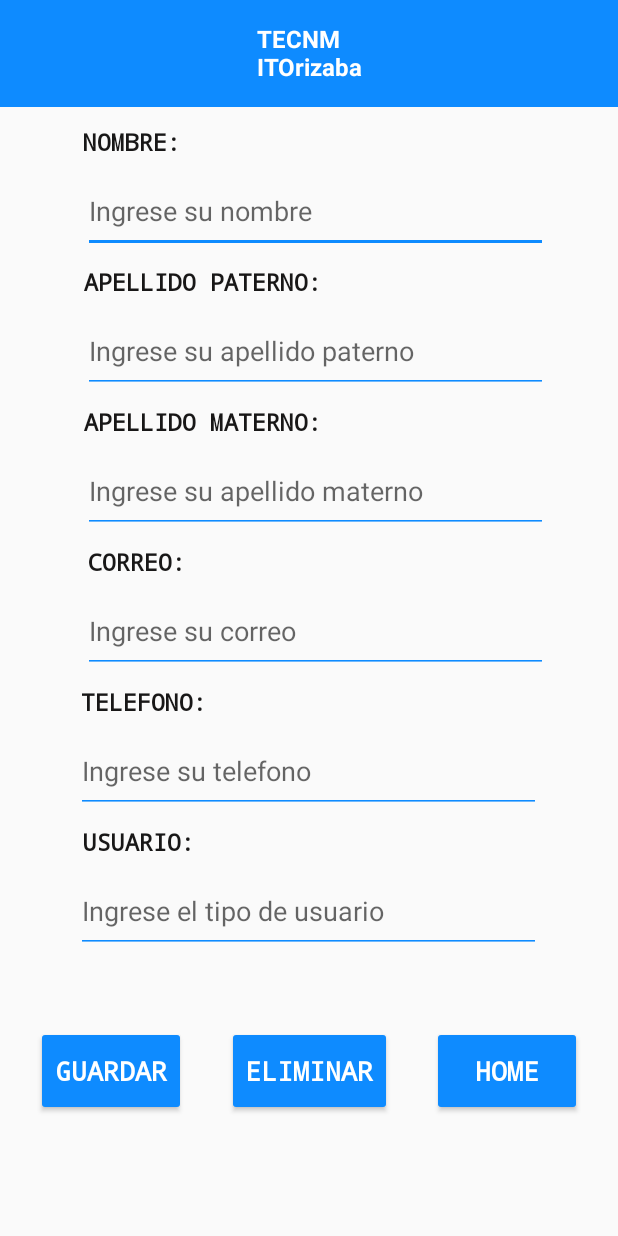
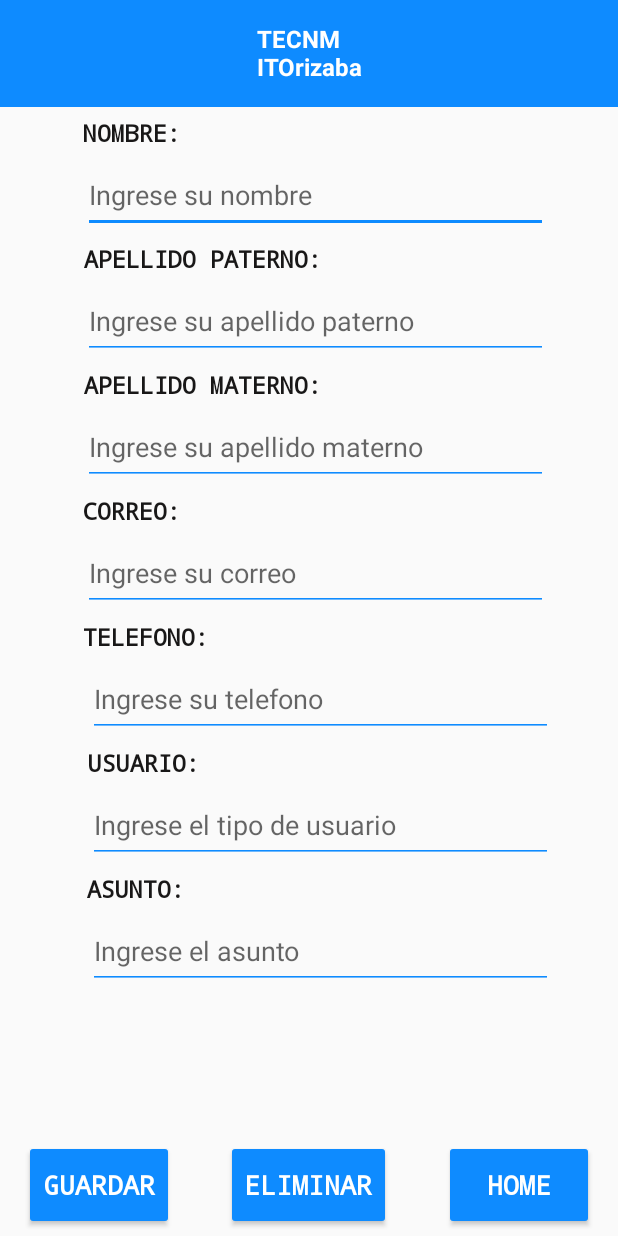
Before and after one commit to ivanfs20/AccesIto_App, an Android app built with Jetpack Compose: the DarAltaUsuarioActivity screen opened directly, with no data from a screen before it, on a phone screen of 412 x 824 dp. Run offline under Robolectric (Android 15) with nearby library versions, the phone set to English and light mode, and no system bars.

Commit message:
Se agrego campo extra (Asunto) a dar_alta_usuario_admin_y_seguridad

```diff
--- a/app/src/main/res/layout/dar_alta_usuario_admin_y_seguridad.xml
+++ b/app/src/main/res/layout/dar_alta_usuario_admin_y_seguridad.xml
@@ -41,7 +41,7 @@
         android:id="@+id/nombreLabel"
         android:layout_width="wrap_content"
         android:layout_height="wrap_content"
-        android:layout_marginTop="12dp"
+        android:layout_marginTop="6dp"
         android:fontFamily="monospace"
         android:text="NOMBRE:"
         android:textAlignment="center"
@@ -56,8 +56,8 @@
     <EditText
         android:id="@+id/nombreEditText"
         android:layout_width="310dp"
-        android:layout_height="55dp"
-        android:layout_marginTop="8dp"
+        android:layout_height="50dp"
+        android:layout_marginTop="6dp"
         android:backgroundTint="#0e8bff"
         android:hint="Ingrese su nombre"
         android:inputType="text"
@@ -73,7 +73,7 @@
         android:id="@+id/apellPatLabel"
         android:layout_width="wrap_content"
         android:layout_height="wrap_content"
-        android:layout_marginTop="8dp"
+        android:layout_marginTop="6dp"
         android:fontFamily="monospace"
         android:text="APELLIDO PATERNO:"
         android:textAlignment="center"
@@ -88,8 +88,8 @@
     <EditText
         android:id="@+id/apePaternoEditText"
         android:layout_width="310dp"
-        android:layout_height="55dp"
-        android:layout_marginTop="8dp"
+        android:layout_height="50dp"
+        android:layout_marginTop="6dp"
         android:backgroundTint="#0e8bff"
         android:hint="Ingrese su apellido paterno"
         android:inputType="text"
@@ -105,7 +105,7 @@
         android:id="@+id/apellMatLabel"
         android:layout_width="wrap_content"
         android:layout_height="wrap_content"
-        android:layout_marginTop="8dp"
+        android:layout_marginTop="6dp"
         android:fontFamily="monospace"
         android:text="APELLIDO MATERNO:"
         android:textAlignment="center"
@@ -120,8 +120,8 @@
     <EditText
         android:id="@+id/apeMaternoEditText"
         android:layout_width="310dp"
-        android:layout_height="55dp"
-        android:layout_marginTop="8dp"
+        android:layout_height="50dp"
+        android:layout_marginTop="6dp"
         android:backgroundTint="#0e8bff"
         android:hint="Ingrese su apellido materno"
         android:inputType="text"
@@ -132,11 +132,12 @@
         app:layout_constraintTop_toBottomOf="@+id/apellMatLabel" />
 
     <!-- Ingresar Correo-->
+
     <TextView
         android:id="@+id/correoLabel"
         android:layout_width="wrap_content"
         android:layout_height="wrap_content"
-        android:layout_marginTop="8dp"
+        android:layout_marginTop="6dp"
         android:fontFamily="monospace"
         android:text="CORREO:"
         android:textAlignment="center"
@@ -144,15 +145,15 @@
         android:textSize="16sp"
         android:textStyle="bold"
         app:layout_constraintEnd_toEndOf="parent"
-        app:layout_constraintHorizontal_bias="0.169"
+        app:layout_constraintHorizontal_bias="0.159"
         app:layout_constraintStart_toStartOf="parent"
         app:layout_constraintTop_toBottomOf="@+id/apeMaternoEditText" />
 
     <EditText
         android:id="@+id/correoEditText"
         android:layout_width="310dp"
-        android:layout_height="55dp"
-        android:layout_marginTop="8dp"
+        android:layout_height="50dp"
+        android:layout_marginTop="6dp"
         android:backgroundTint="#0e8bff"
         android:hint="Ingrese su correo"
         android:inputType="text"
@@ -162,11 +163,12 @@
         app:layout_constraintStart_toStartOf="parent"
         app:layout_constraintTop_toBottomOf="@+id/correoLabel" />
 
+
     <TextView
         android:id="@+id/telefonoLabel"
         android:layout_width="wrap_content"
         android:layout_height="wrap_content"
-        android:layout_marginTop="8dp"
+        android:layout_marginTop="6dp"
         android:fontFamily="monospace"
         android:text="TELEFONO: "
         android:textAlignment="center"
@@ -174,16 +176,15 @@
         android:textSize="16sp"
         android:textStyle="bold"
         app:layout_constraintEnd_toEndOf="parent"
-        app:layout_constraintHorizontal_bias="0.16999"
+        app:layout_constraintHorizontal_bias="0.174"
         app:layout_constraintStart_toStartOf="parent"
         app:layout_constraintTop_toBottomOf="@+id/correoEditText" />
-
 
     <TextView
         android:id="@+id/usuarioLabel"
         android:layout_width="wrap_content"
         android:layout_height="wrap_content"
-        android:layout_marginTop="8dp"
+        android:layout_marginTop="6dp"
         android:fontFamily="monospace"
         android:text="USUARIO: "
         android:textAlignment="center"
@@ -191,45 +192,74 @@
         android:textSize="16sp"
         android:textStyle="bold"
         app:layout_constraintEnd_toEndOf="parent"
-        app:layout_constraintHorizontal_bias="0.018"
+        app:layout_constraintHorizontal_bias="0.0"
         app:layout_constraintStart_toStartOf="@+id/telefonoEditText"
         app:layout_constraintTop_toBottomOf="@+id/telefonoEditText" />
+
+    <TextView
+        android:id="@+id/asuntoLabel"
+        android:layout_width="wrap_content"
+        android:layout_height="wrap_content"
+        android:layout_marginTop="6dp"
+        android:fontFamily="monospace"
+        android:text="ASUNTO:"
+        android:textAlignment="center"
+        android:textColor="#181717"
+        android:textSize="16sp"
+        android:textStyle="bold"
+        app:layout_constraintEnd_toEndOf="parent"
+        app:layout_constraintHorizontal_bias="0.168"
+        app:layout_constraintStart_toStartOf="parent"
+        app:layout_constraintTop_toBottomOf="@+id/usuarioEditText" />
 
     <EditText
         android:id="@+id/telefonoEditText"
         android:layout_width="310dp"
-        android:layout_height="55dp"
+        android:layout_height="50dp"
+        android:layout_marginTop="6dp"
         android:backgroundTint="#0e8bff"
         android:hint="Ingrese su telefono"
         android:inputType="number"
         android:textColor="#000000"
-        android:layout_marginTop="8dp"
         app:layout_constraintEnd_toEndOf="parent"
-        app:layout_constraintHorizontal_bias="0.495"
+        app:layout_constraintHorizontal_bias="0.574"
         app:layout_constraintStart_toStartOf="parent"
         app:layout_constraintTop_toBottomOf="@+id/telefonoLabel" />
 
     <EditText
         android:id="@+id/usuarioEditText"
         android:layout_width="310dp"
-        android:layout_height="55dp"
-        android:layout_marginTop="8dp"
+        android:layout_height="50dp"
+        android:layout_marginTop="6dp"
         android:backgroundTint="#0e8bff"
         android:hint="Ingrese el tipo de usuario"
-        android:inputType="number"
+        android:inputType="text"
         android:textColor="#000000"
         app:layout_constraintEnd_toEndOf="parent"
-        app:layout_constraintHorizontal_bias="0.495"
+        app:layout_constraintHorizontal_bias="0.574"
         app:layout_constraintStart_toStartOf="parent"
         app:layout_constraintTop_toBottomOf="@+id/usuarioLabel" />
+
+    <EditText
+        android:id="@+id/asuntoEditText"
+        android:layout_width="310dp"
+        android:layout_height="50dp"
+        android:layout_marginTop="6dp"
+        android:backgroundTint="#0e8bff"
+        android:hint="Ingrese el asunto"
+        android:inputType="text"
+        android:textColor="#000000"
+        app:layout_constraintEnd_toEndOf="parent"
+        app:layout_constraintHorizontal_bias="0.574"
+        app:layout_constraintStart_toStartOf="parent"
+        app:layout_constraintTop_toBottomOf="@+id/asuntoLabel" />
 
     <Button
         android:id="@+id/btnSalir"
         android:layout_width="100dp"
         android:layout_height="60dp"
-        android:layout_marginEnd="24dp"
-        android:layout_marginBottom="56dp"
-        android:layout_marginTop="24dp"
+        android:layout_marginEnd="16dp"
+        android:layout_marginBottom="4dp"
         android:backgroundTint="#0e8bff"
         android:fontFamily="monospace"
         android:text="HOME"
@@ -239,15 +269,15 @@
         android:textStyle="bold"
         app:layout_constraintBottom_toBottomOf="parent"
         app:layout_constraintEnd_toEndOf="parent"
-        app:layout_constraintTop_toBottomOf="@+id/usuarioEditText" />
+        app:layout_constraintTop_toBottomOf="@+id/asuntoEditText"
+        app:layout_constraintVertical_bias="1.0" />
 
     <Button
         android:id="@+id/btnEliminar"
         android:layout_width="110dp"
         android:layout_height="60dp"
-        android:layout_marginBottom="56dp"
+        android:layout_marginBottom="4dp"
         android:backgroundTint="#0e8bff"
-        android:layout_marginTop="24dp"
         android:fontFamily="monospace"
         android:text="ELIMINAR"
         android:textAlignment="center"
@@ -256,16 +286,17 @@
         android:textStyle="bold"
         app:layout_constraintBottom_toBottomOf="parent"
         app:layout_constraintEnd_toStartOf="@+id/btnSalir"
+        app:layout_constraintHorizontal_bias="0.492"
         app:layout_constraintStart_toEndOf="@+id/btnGuardar"
-        app:layout_constraintTop_toBottomOf="@+id/usuarioEditText" />
+        app:layout_constraintTop_toBottomOf="@+id/asuntoEditText"
+        app:layout_constraintVertical_bias="1.0" />
 
     <Button
         android:id="@+id/btnGuardar"
         android:layout_width="100dp"
         android:layout_height="60dp"
-        android:layout_marginStart="24dp"
-        android:layout_marginBottom="56dp"
-        android:layout_marginTop="24dp"
+        android:layout_marginStart="16dp"
+        android:layout_marginBottom="4dp"
         android:backgroundTint="#0e8bff"
         android:fontFamily="monospace"
         android:text="GUARDAR"
@@ -275,6 +306,7 @@
         android:textStyle="bold"
         app:layout_constraintBottom_toBottomOf="parent"
         app:layout_constraintStart_toStartOf="parent"
-        app:layout_constraintTop_toBottomOf="@+id/usuarioEditText" />
+        app:layout_constraintTop_toBottomOf="@+id/asuntoEditText"
+        app:layout_constraintVertical_bias="1.0" />
 
 </androidx.constraintlayout.widget.ConstraintLayout>
```
